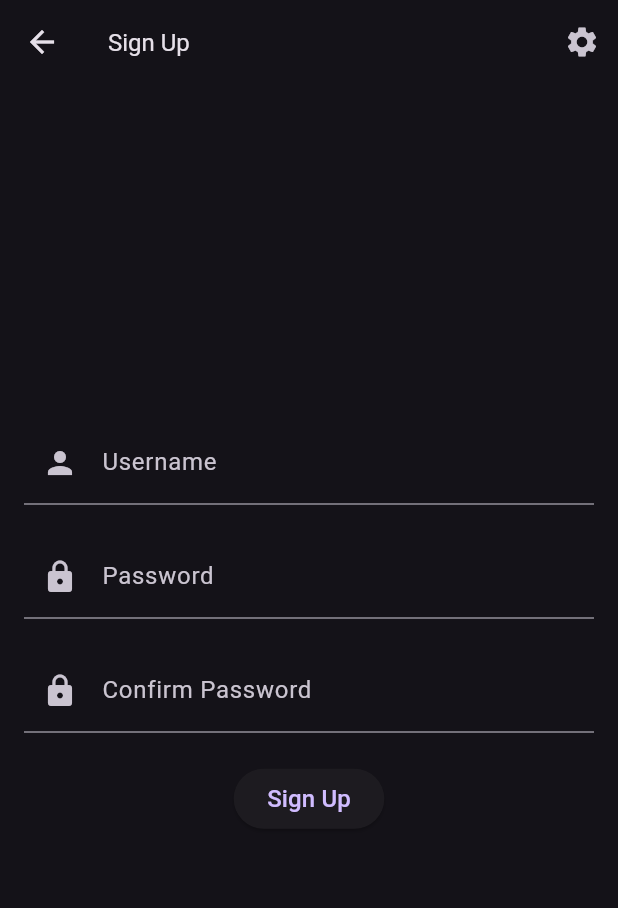
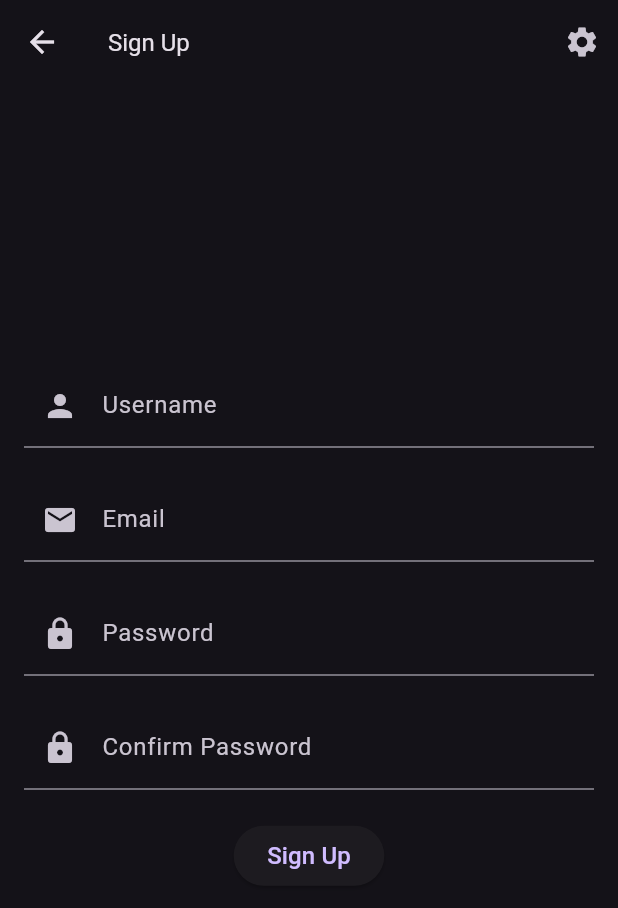
Before and after one commit to DevWhizUK/Flutter_Password_Manager, a Flutter app: the SignUpPage screen opened directly, on a phone screen of 412 x 824 dp. Shown: the top 908 px of the screen. Run offline on Flutter 3.47's test engine with Material 3 defaults, Android fonts, the phone set to English and light mode, and no system bars.

```diff
--- a/lib/signup.dart
+++ b/lib/signup.dart
@@ -1,5 +1,7 @@
 import 'package:flutter/material.dart';
 import 'package:provider/provider.dart';
+import 'package:http/http.dart' as http;
+import 'dart:convert';
 import 'settings.dart';
 import 'settings_provider.dart';
 
@@ -10,6 +12,7 @@ class SignUpPage extends StatefulWidget {
 
 class _SignUpPageState extends State<SignUpPage> {
   final TextEditingController _usernameController = TextEditingController();
+  final TextEditingController _emailController = TextEditingController();
   final TextEditingController _passwordController = TextEditingController();
   final TextEditingController _confirmPasswordController = TextEditingController();
   bool _isLoading = false;
@@ -28,17 +31,37 @@ class _SignUpPageState extends State<SignUpPage> {
       return;
     }
 
-    // Replace with your actual signup logic (e.g., calling your backend API)
-    await Future.delayed(Duration(seconds: 2));
+    final response = await http.post(
+      Uri.parse('http://taylorv24.sg-host.com/register.php'),
+      headers: <String, String>{
+        'Content-Type': 'application/json; charset=UTF-8',
+      },
+      body: jsonEncode(<String, String>{
+        'username': _usernameController.text,
+        'email': _emailController.text,
+        'password': _passwordController.text,
+      }),
+    );
+
+    if (response.statusCode == 201) {
+      setState(() {
+        _message = 'Sign up successful! Please log in.';
+      });
+    } else {
+      final Map<String, dynamic> data = json.decode(response.body);
+      setState(() {
+        _message = data['message'];
+      });
+    }
 
     setState(() {
-      _message = 'Sign up successful! Please log in.';
       _isLoading = false;
     });
   }
 
   @override
   Widget build(BuildContext context) {
+    var settings = Provider.of<SettingsProvider>(context);
     return Scaffold(
       appBar: AppBar(
         title: Text('Sign Up'),
@@ -65,6 +88,22 @@ class _SignUpPageState extends State<SignUpPage> {
                 labelText: 'Username',
                 prefixIcon: Icon(Icons.person),
               ),
+              style: TextStyle(
+                fontSize: settings.fontSize,
+                fontFamily: settings.fontFamily,
+              ),
+            ),
+            SizedBox(height: 20),
+            TextField(
+              controller: _emailController,
+              decoration: InputDecoration(
+                labelText: 'Email',
+                prefixIcon: Icon(Icons.email),
+              ),
+              style: TextStyle(
+                fontSize: settings.fontSize,
+                fontFamily: settings.fontFamily,
+              ),
             ),
             SizedBox(height: 20),
             TextField(
@@ -74,6 +113,10 @@ class _SignUpPageState extends State<SignUpPage> {
                 labelText: 'Password',
                 prefixIcon: Icon(Icons.lock),
               ),
+              style: TextStyle(
+                fontSize: settings.fontSize,
+                fontFamily: settings.fontFamily,
+              ),
             ),
             SizedBox(height: 20),
             TextField(
@@ -82,6 +125,10 @@ class _SignUpPageState extends State<SignUpPage> {
               decoration: InputDecoration(
                 labelText: 'Confirm Password',
                 prefixIcon: Icon(Icons.lock),
+              ),
+              style: TextStyle(
+                fontSize: settings.fontSize,
+                fontFamily: settings.fontFamily,
               ),
             ),
             SizedBox(height: 20),
```
